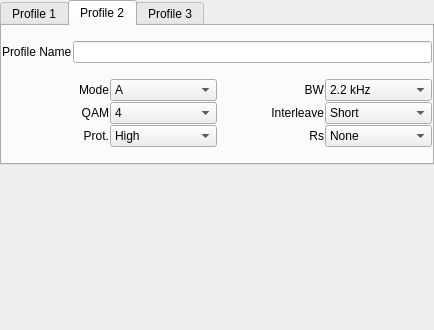
First picture: the form in src/config/drmprofileconfig.ui, repository ON4QZ/QSSTV, before the edit.
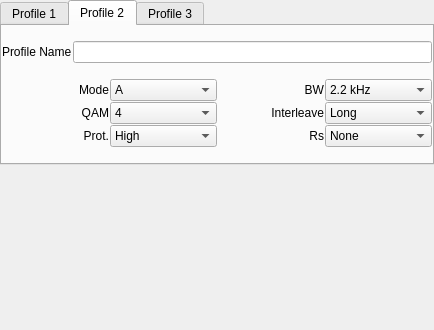
Second picture: the form after the edit.

Commit message:
Fix swapped Short/Long interleave labels in the DRM menus
The interleave menus listed "Short" first, but index 0 is long
interleave everywhere else: drmtransmitter.cpp maps 0 to SI_LONG, the
FAC encodes it as long, and the receiver shows 0 as "Long". So choosing
"Long" transmitted short interleave and vice versa.

Swap the two items in the TX widget and the three DRM profile menus.
The stored setting values keep their meaning, so existing settings
transmit exactly as before; only the label now matches.

Fixes #43

```diff
--- a/src/config/drmprofileconfig.ui
+++ b/src/config/drmprofileconfig.ui
@@ -474,7 +474,7 @@
           <widget class="QComboBox" name="drmPF2InterleaveComboBox">
            <item>
             <property name="text">
-             <string>Short</string>
+             <string>Long</string>
             </property>
            </item>
            <item>
```
Left out of the diff: 10 changed lines with no effect on the pictures. The commit also changes 1 other file.
